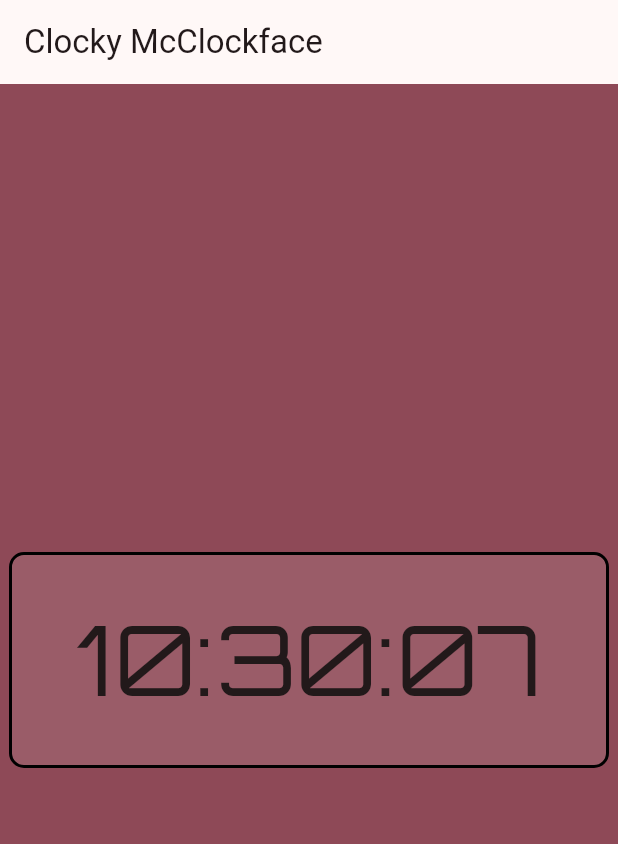
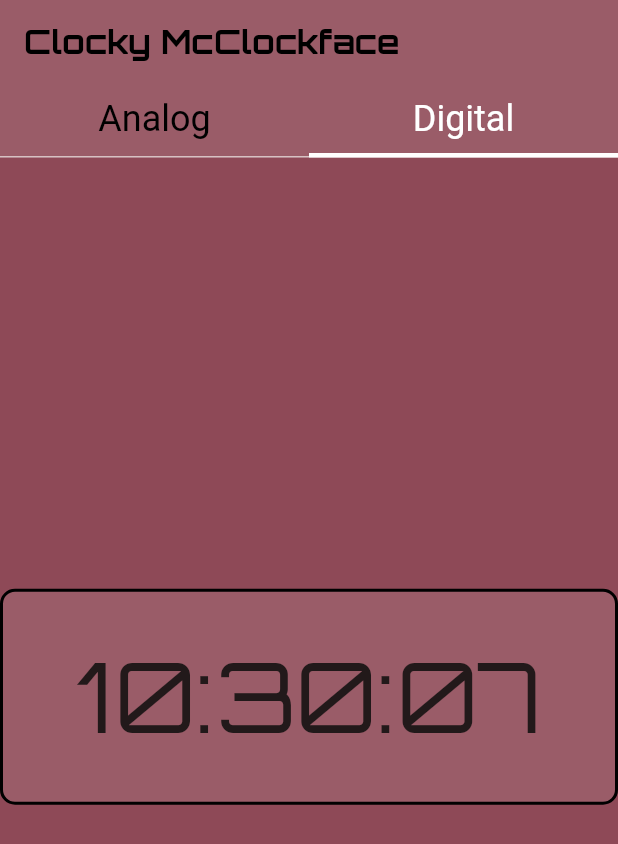
Before and after one commit to Toglefritz/clocky_mc_clockface, a Flutter app: the screen it shows after launch, on a phone screen of 412 x 824 dp. Shown: the top 844 px of the screen. Run offline on Flutter 3.47's test engine with Material 2 defaults, Android fonts, the phone set to English and light mode, and no system bars; our stand-ins replace analog_clock, google_fonts; generated files the repository leaves out were written again.

Commit message:
Added tabs to select clock style :taco:

```diff
--- a/lib/components/clock.dart
+++ b/lib/components/clock.dart
@@ -88,7 +88,7 @@ class Clock extends StatelessWidget {
           // Digital clock
           if (clockType == ClockType.digital) {
             return Container(
-              width: 400,
+              width: 450,
               decoration: BoxDecoration(
                 border: Border.all(
                   width: 2.0,
--- a/lib/l10n/app_en.arb
+++ b/lib/l10n/app_en.arb
@@ -1,3 +1,5 @@
 {
-  "app_title": "Clocky McClockface"
+  "analog": "Analog",
+  "appTitle": "Clocky McClockface",
+  "digital": "Digital"
 }
--- a/lib/screens/clock/clock_types_view.dart
+++ b/lib/screens/clock/clock_types_view.dart
@@ -1,5 +1,6 @@
 import 'package:flutter/material.dart';
 import 'package:flutter_gen/gen_l10n/app_localizations.dart';
+import 'package:google_fonts/google_fonts.dart';
 
 import '../../components/clock.dart';
 import 'clock_types_controller.dart';
@@ -13,14 +14,54 @@ class ClockTypesView extends StatelessWidget {
 
   @override
   Widget build(BuildContext context) {
-    return Scaffold(
-      backgroundColor: Theme.of(context).primaryColor,
-      appBar: AppBar(
-        title: Text(AppLocalizations.of(context).app_title),
-      ),
-      body: const Center(
-        child: Clock(
-          clockType: ClockType.digital,
+    return DefaultTabController(
+      initialIndex: 1,
+      length: 2,
+      child: Scaffold(
+        backgroundColor: Theme.of(context).primaryColor,
+        appBar: AppBar(
+          backgroundColor: Theme.of(context).primaryColorLight.withOpacity(0.1),
+          title: Text(
+            AppLocalizations.of(context).appTitle,
+            style: GoogleFonts.orbitron().copyWith(
+              color: Theme.of(context).primaryColorDark,
+              fontWeight: FontWeight.bold,
+            ),
+          ),
+          bottom: TabBar(
+            labelColor: Theme.of(context).primaryColorLight,
+            labelStyle: Theme.of(context).textTheme.headlineSmall,
+            unselectedLabelColor: Theme.of(context).primaryColorDark,
+            indicatorColor: Theme.of(context).primaryColorLight,
+            indicatorSize: TabBarIndicatorSize.tab,
+            indicatorWeight: 3.0,
+            tabs: <Widget>[
+              Tab(
+                icon: Text(
+                  AppLocalizations.of(context).analog,
+                ),
+              ),
+              Tab(
+                icon: Text(
+                  AppLocalizations.of(context).digital,
+                ),
+              ),
+            ],
+          ),
+        ),
+        body: const TabBarView(
+          children: <Widget>[
+            Center(
+              child: Clock(
+                clockType: ClockType.analog,
+              ),
+            ),
+            Center(
+              child: Clock(
+                clockType: ClockType.digital,
+              ),
+            ),
+          ],
         ),
       ),
     );
```
